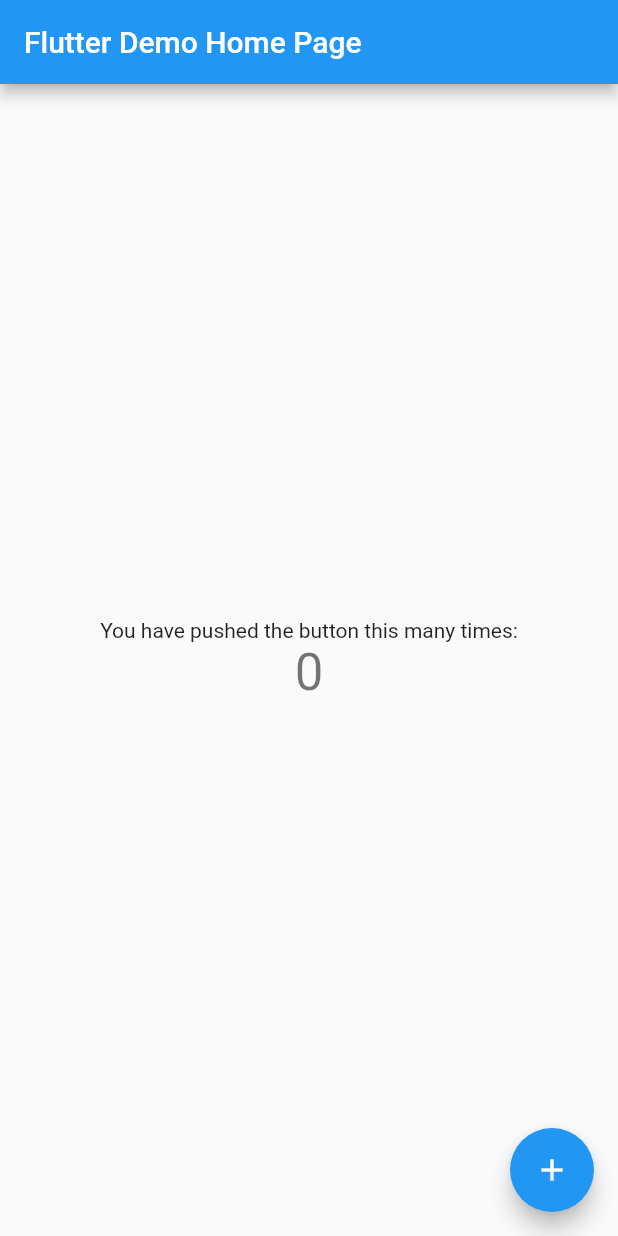
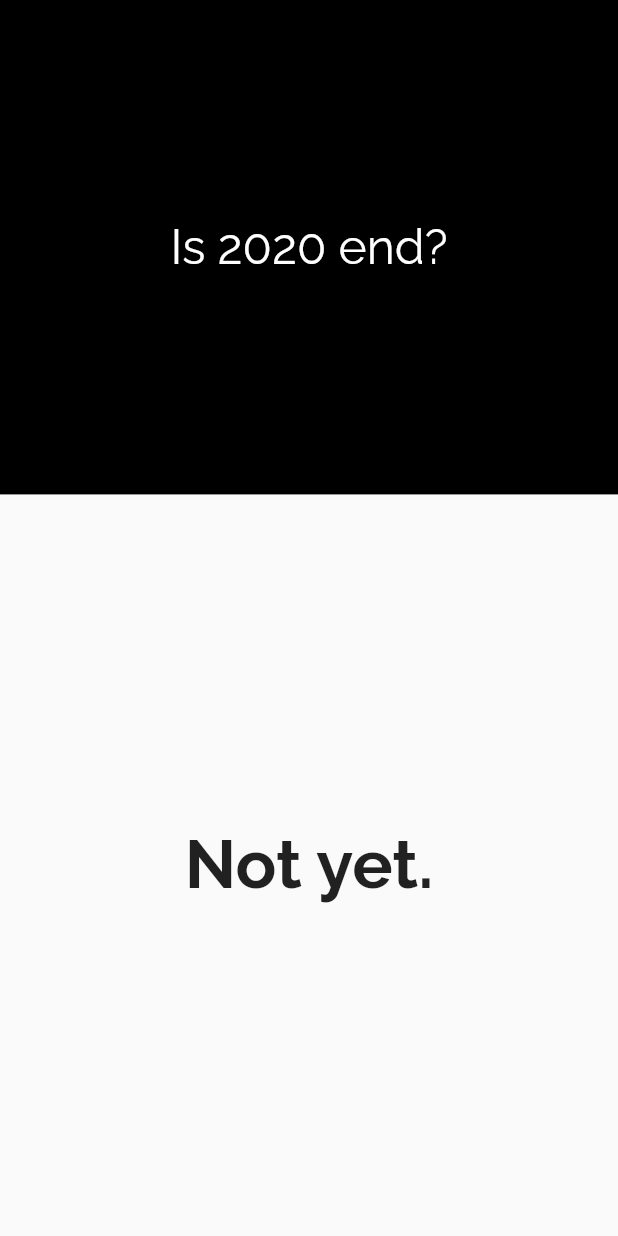
Before and after one commit to fareezMaple/Is-2020-end, a Flutter app: the screen it shows after launch, on a phone screen of 412 x 824 dp. Run offline on Flutter 3.47's test engine with Material 2 defaults, Android fonts, the phone set to English and light mode, and no system bars; our stand-ins replace google_fonts.

Commit message:
Finished and preparing for release

```diff
--- a/lib/HomePage.dart
+++ b/lib/HomePage.dart
@@ -0,0 +1,63 @@
+import 'package:flutter/material.dart';
+import 'package:intl/intl.dart';
+
+class MyHomePage extends StatefulWidget {
+  final now = DateTime.now();
+  @override
+  _MyHomePageState createState() => _MyHomePageState();
+}
+
+class _MyHomePageState extends State<MyHomePage> {
+  int phoneDate;
+  int targetDate = 2020;
+  String answer;
+
+  @override
+  void initState() {
+    super.initState();
+    var formatter = DateFormat('y').format(widget.now);
+    phoneDate = int.parse(formatter);
+  }
+
+  bool checkYear() {
+    return phoneDate > targetDate ? true : false;
+  }
+
+  @override
+  Widget build(BuildContext context) {
+    answer = checkYear() ? 'Yes.' : 'Not yet.';
+
+    return Scaffold(
+      body: Column(
+        children: [
+          Expanded(
+            flex: 2,
+            child: Container(
+              color: Theme.of(context).primaryColor,
+              child: Center(
+                child: Text(
+                  'Is 2020 end?',
+                  style: TextStyle(
+                    color: Colors.white,
+                    fontSize: 32,
+                  ),
+                ),
+              ),
+            ),
+          ),
+          Expanded(
+            flex: 3,
+            child: Container(
+              child: Center(
+                child: Text(
+                  answer,
+                  style: TextStyle(fontSize: 45, fontWeight: FontWeight.bold),
+                ),
+              ),
+            ),
+          ),
+        ],
+      ),
+    );
+  }
+}
--- a/lib/main.dart
+++ b/lib/main.dart
@@ -1,4 +1,7 @@
 import 'package:flutter/material.dart';
+import 'package:google_fonts/google_fonts.dart';
+
+import 'HomePage.dart';
 
 void main() {
   runApp(MyApp());
@@ -9,109 +12,14 @@
   @override
   Widget build(BuildContext context) {
     return MaterialApp(
-      title: 'Flutter Demo',
+      debugShowCheckedModeBanner: false,
+      title: 'Is 2020 end?',
       theme: ThemeData(
-        // This is the theme of your application.
-        //
-        // Try running your application with "flutter run". You'll see the
-        // application has a blue toolbar. Then, without quitting the app, try
-        // changing the primarySwatch below to Colors.green and then invoke
-        // "hot reload" (press "r" in the console where you ran "flutter run",
-        // or simply save your changes to "hot reload" in a Flutter IDE).
-        // Notice that the counter didn't reset back to zero; the application
-        // is not restarted.
-        primarySwatch: Colors.blue,
-        // This makes the visual density adapt to the platform that you run
-        // the app on. For desktop platforms, the controls will be smaller and
-        // closer together (more dense) than on mobile platforms.
+        textTheme: GoogleFonts.ralewayTextTheme(),
+        primaryColor: Colors.black,
         visualDensity: VisualDensity.adaptivePlatformDensity,
       ),
-      home: MyHomePage(title: 'Flutter Demo Home Page'),
+      home: MyHomePage(),
     );
   }
 }
-
-class MyHomePage extends StatefulWidget {
-  MyHomePage({Key key, this.title}) : super(key: key);
-
-  // This widget is the home page of your application. It is stateful, meaning
-  // that it has a State object (defined below) that contains fields that affect
-  // how it looks.
-
-  // This class is the configuration for the state. It holds the values (in this
-  // case the title) provided by the parent (in this case the App widget) and
-  // used by the build method of the State. Fields in a Widget subclass are
-  // always marked "final".
-
-  final String title;
-
-  @override
-  _MyHomePageState createState() => _MyHomePageState();
-}
-
-class _MyHomePageState extends State<MyHomePage> {
-  int _counter = 0;
-
-  void _incrementCounter() {
-    setState(() {
-      // This call to setState tells the Flutter framework that something has
-      // changed in this State, which causes it to rerun the build method below
-      // so that the display can reflect the updated values. If we changed
-      // _counter without calling setState(), then the build method would not be
-      // called again, and so nothing would appear to happen.
-      _counter++;
-    });
-  }
-
-  @override
-  Widget build(BuildContext context) {
-    // This method is rerun every time setState is called, for instance as done
-    // by the _incrementCounter method above.
-    //
-    // The Flutter framework has been optimized to make rerunning build methods
-    // fast, so that you can just rebuild anything that needs updating rather
-    // than having to individually change instances of widgets.
-    return Scaffold(
-      appBar: AppBar(
-        // Here we take the value from the MyHomePage object that was created by
-        // the App.build method, and use it to set our appbar title.
-        title: Text(widget.title),
-      ),
-      body: Center(
-        // Center is a layout widget. It takes a single child and positions it
-        // in the middle of the parent.
-        child: Column(
-          // Column is also a layout widget. It takes a list of children and
-          // arranges them vertically. By default, it sizes itself to fit its
-          // children horizontally, and tries to be as tall as its parent.
-          //
-          // Invoke "debug painting" (press "p" in the console, choose the
-          // "Toggle Debug Paint" action from the Flutter Inspector in Android
-          // Studio, or the "Toggle Debug Paint" command in Visual Studio Code)
-          // to see the wireframe for each widget.
-          //
-          // Column has various properties to control how it sizes itself and
-          // how it positions its children. Here we use mainAxisAlignment to
-          // center the children vertically; the main axis here is the vertical
-          // axis because Columns are vertical (the cross axis would be
-          // horizontal).
-          mainAxisAlignment: MainAxisAlignment.center,
-          children: <Widget>[
-            Text(
-              'You have pushed the button this many times:',
-            ),
-            Text(
-              '$_counter',
-              style: Theme.of(context).textTheme.headline4,
-            ),
-          ],
-        ),
-      ),
-      floatingActionButton: FloatingActionButton(
-        onPressed: _incrementCounter,
-        tooltip: 'Increment',
-        child: Icon(Icons.add),
-      ), // This trailing comma makes auto-formatting nicer for build methods.
-    );
-  }
-}
```
Also changed, not shown: pubspec.yaml (+1 -22 lines), pubspec.lock, 6 other files.
